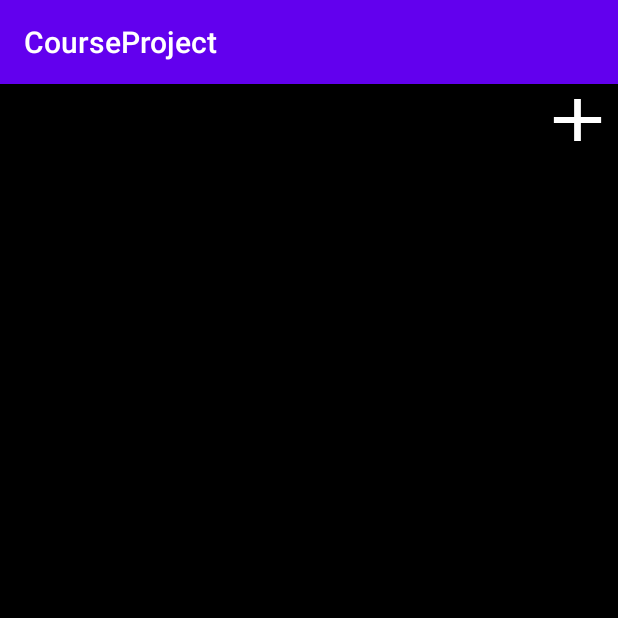
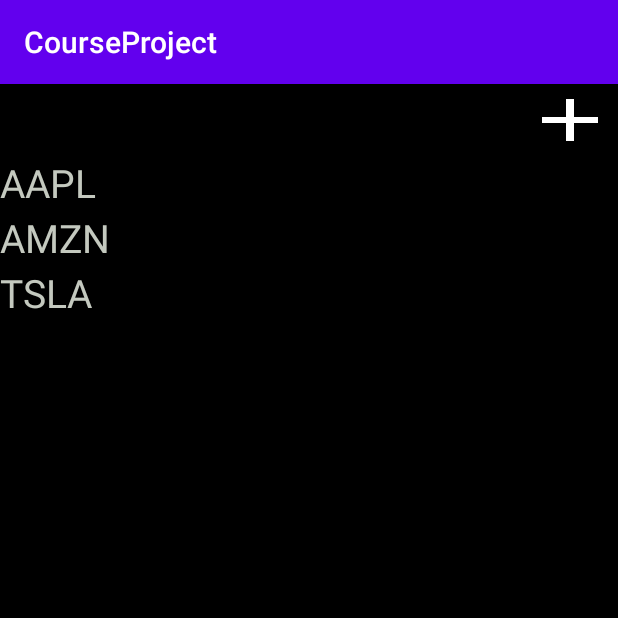
Before and after one commit to DMIT2504/dmit2504-e01-spring2020term-courseproject-Kononenkomg, an Android app: the screen it shows after launch (MainActivity), on a phone screen of 412 x 824 dp, the top half of it. Run offline under Robolectric (Android 15) with nearby library versions, the phone set to English and light mode, and no system bars; 1 statement that could not run was skipped.

Commit message:
Bind data from json to view

```diff
--- a/CourseProjectMaksymKononenko/app/src/main/java/ca/nait/dmit2504/courseproject/AddDeleteStocks.java
+++ b/CourseProjectMaksymKononenko/app/src/main/java/ca/nait/dmit2504/courseproject/AddDeleteStocks.java
@@ -90,7 +90,7 @@ public class AddDeleteStocks extends AppCompatActivity {
                     .build();
             Connector connector = retrofit.create(Connector.class);
 
-            Call<String> getCall = connector.listOfArchivedItems("/api/v1/stock/metric?symbol=" + stockName + "&metric=all&token=brvbfevrh5r9k3fgus3g");
+            Call<String> getCall = connector.StockMetrics("/api/v1/stock/metric?symbol=" + stockName + "&metric=all&token=brvbfevrh5r9k3fgus3g");
             getCall.enqueue(new Callback<String>() {
                 @Override
                 public void onResponse(final Call<String> call, final Response<String> response) {
--- a/CourseProjectMaksymKononenko/app/src/main/java/ca/nait/dmit2504/courseproject/Connector.java
+++ b/CourseProjectMaksymKononenko/app/src/main/java/ca/nait/dmit2504/courseproject/Connector.java
@@ -9,7 +9,7 @@ import retrofit2.http.Url;
 
 public interface Connector {
     @GET()
-    Call<String> listOfArchivedItems(@Url String url);
+    Call<String> StockMetrics(@Url String url);
 
     @FormUrlEncoded
     @POST("Lab02Post.jsp")
--- a/CourseProjectMaksymKononenko/app/src/main/java/ca/nait/dmit2504/courseproject/DbConnection.java
+++ b/CourseProjectMaksymKononenko/app/src/main/java/ca/nait/dmit2504/courseproject/DbConnection.java
@@ -11,9 +11,11 @@ import java.util.List;
 
 class DbConnection extends SQLiteOpenHelper {
     private static final String DATABASE_NAME = ".db";
-    private static final int DATABASE_VERSION = 3;
+    private static final int DATABASE_VERSION = 4;
     private static final String TABLE_STOCKS = "stocks";
     private static final String COLUMN_STOCK_NAME = "stock_name";
+    private static final String COLUMN_STOCK_CURRENT_PRICE = "current_price";
+    private static final String COLUMN_STOCK_CLOSING_PRICE = "closing_price";
 
     public DbConnection(Context context) {
         super(context, DATABASE_NAME, null, DATABASE_VERSION);
@@ -26,7 +28,9 @@ class DbConnection extends SQLiteOpenHelper {
         // execute SQL statements to create required database tables
         db.execSQL("CREATE TABLE " + TABLE_STOCKS
                 + "(_id INTEGER PRIMARY KEY, "
-                + COLUMN_STOCK_NAME + " TEXT);");
+                + COLUMN_STOCK_NAME + " TEXT, "
+                + COLUMN_STOCK_CURRENT_PRICE + " REAL, "
+                + COLUMN_STOCK_CLOSING_PRICE + " REAL);");
 
         baseStocks.add("AAPL");
         baseStocks.add("AMZN");
@@ -62,7 +66,8 @@ class DbConnection extends SQLiteOpenHelper {
         SQLiteDatabase db = getReadableDatabase();
         // Construct a SQL query statement
         String queryStatement = "SELECT _id, "
-                + COLUMN_STOCK_NAME
+                + COLUMN_STOCK_NAME + ","
+                + COLUMN_STOCK_CURRENT_PRICE
                 + " FROM " + TABLE_STOCKS;
         // Execute the raw query
         return db.rawQuery(queryStatement, null);
@@ -92,4 +97,14 @@ class DbConnection extends SQLiteOpenHelper {
                 + " WHERE " + COLUMN_STOCK_NAME + " = '" + stock_name + "'";
         db.execSQL( queryStatement );
     }
+
+    public void addPrices (Float current_price, Float closing_price, String stock_name) {
+        SQLiteDatabase db = getReadableDatabase();
+
+        String queryStatement = "UPDATE " + TABLE_STOCKS
+                + " SET " + COLUMN_STOCK_CURRENT_PRICE + " = " + current_price + ","
+                + COLUMN_STOCK_CLOSING_PRICE + " = " + closing_price
+                + " WHERE " + COLUMN_STOCK_NAME + " = '" + stock_name + "'";
+        db.execSQL( queryStatement );
+    }
 }
--- a/CourseProjectMaksymKononenko/app/src/main/java/ca/nait/dmit2504/courseproject/MainActivity.java
+++ b/CourseProjectMaksymKononenko/app/src/main/java/ca/nait/dmit2504/courseproject/MainActivity.java
@@ -1,9 +1,11 @@
 package ca.nait.dmit2504.courseproject;
 
 import androidx.appcompat.app.AppCompatActivity;
+import androidx.cursoradapter.widget.SimpleCursorAdapter;
 
 import android.content.Intent;
 import android.content.SharedPreferences;
+import android.database.Cursor;
 import android.os.Bundle;
 import android.view.View;
 import android.widget.ListView;
@@ -22,12 +24,19 @@ import retrofit2.converter.scalars.ScalarsConverterFactory;
 
 public class MainActivity extends AppCompatActivity {
 
+    private DbConnection mDbConnection;
+    private ListView mStocksList;
+    private Float currentPrice;
+    private Float closingPrice;
+    private String test;
+
     @Override
     protected void onCreate(Bundle savedInstanceState) {
         super.onCreate(savedInstanceState);
         setContentView(R.layout.activity_main);
 
-
+        mDbConnection = new DbConnection(this);
+        mStocksList = findViewById(R.id.activity_main_listview);
 
     }
 
@@ -36,13 +45,29 @@ public class MainActivity extends AppCompatActivity {
     protected void onResume() {
         super.onResume();
 
+
+        rebindListView();
+    }
+
+    public void addStock(View v){
+        Intent addDeleteStocks = new Intent(this, AddDeleteStocks.class);
+        startActivity(addDeleteStocks);
+    }
+
+    private void rebindListView() {
+        Cursor dbCursor = mDbConnection.getAllStockNames();
+
+
+            while (dbCursor.moveToNext()) {
+                String stockName = dbCursor.getString(dbCursor.getColumnIndex("stock_name"));
+
                 Retrofit retrofit = new Retrofit.Builder()
                         .baseUrl("https://finnhub.io")
                         .addConverterFactory(ScalarsConverterFactory.create())
                         .build();
                 Connector connector = retrofit.create(Connector.class);
 
-        Call<String> getCall = connector.listOfArchivedItems("/api/v1/stock/metric?symbol=AMZN&metric=all&token=brvbfevrh5r9k3fgus3g");
+                Call<String> getCall = connector.StockMetrics("api/v1/quote?symbol=" + stockName + "&token=brvbfevrh5r9k3fgus3g");
                 getCall.enqueue(new Callback<String>() {
                     @Override
                     public void onResponse(final Call<String> call, final Response<String> response) {
@@ -54,8 +79,10 @@ public class MainActivity extends AppCompatActivity {
                             e.printStackTrace();
                         }
                         try {
-                    String name = jsonObjet.getString("symbol");
-                    String stop = "stop";
+                            currentPrice = Float.parseFloat(jsonObjet.getString("c"));
+                            closingPrice = Float.parseFloat(jsonObjet.getString("pc"));
+                            mDbConnection.addPrices(currentPrice, closingPrice, stockName);
+
                         } catch (JSONException e) {
                             e.printStackTrace();
                         }
@@ -67,10 +94,30 @@ public class MainActivity extends AppCompatActivity {
                         Toast.makeText(getApplicationContext(), "Fetch reviews was not successful.", Toast.LENGTH_SHORT).show();
                     }
                 });
+
             }
 
-    public void addStock(View v){
-        Intent addDeleteStocks = new Intent(this, AddDeleteStocks.class);
-        startActivity(addDeleteStocks);
+        Cursor cursor = mDbConnection.getAllStockNames();
+//                            Float test = cursor.getFloat(cursor.getColumnIndex("current_price"));
+        // Define an array of columns names used by the cursor
+        String[] fromFields = {"stock_name", "current_price"};
+        // Define an array of resource ids in the listview item layout
+        int[] toViews = new int[] {
+                R.id.display_stock_name,
+                R.id.display_stock_price
+        };
+        // Create a SimpleCursorAdapter for the ListView
+        SimpleCursorAdapter cursorAdapter = new SimpleCursorAdapter(MainActivity.this,
+                R.layout.display_data_custom_layout,
+                cursor,
+                fromFields,
+                toViews);
+        mStocksList.setAdapter(cursorAdapter);
+
     }
+
+    public void onLoad(View v) {
+        rebindListView();
     }
+
+}
--- /dev/null
+++ b/CourseProjectMaksymKononenko/app/src/main/res/drawable/ic_baseline_cloud_download_24.xml
@@ -0,0 +1,5 @@
+<vector android:height="24dp" android:tint="#FFFFFF"
+    android:viewportHeight="24" android:viewportWidth="24"
+    android:width="24dp" xmlns:android="http://schemas.android.com/apk/res/android">
+    <path android:fillColor="@android:color/white" android:pathData="M19.35,10.04C18.67,6.59 15.64,4 12,4 9.11,4 6.6,5.64 5.35,8.04 2.34,8.36 0,10.91 0,14c0,3.31 2.69,6 6,6h13c2.76,0 5,-2.24 5,-5 0,-2.64 -2.05,-4.78 -4.65,-4.96zM17,13l-5,5 -5,-5h3V9h4v4h3z"/>
+</vector>
--- /dev/null
+++ b/CourseProjectMaksymKononenko/app/src/main/res/drawable/ic_baseline_keyboard_arrow_down_24.xml
@@ -0,0 +1,5 @@
+<vector android:height="24dp" android:tint="#FFFFFF"
+    android:viewportHeight="24" android:viewportWidth="24"
+    android:width="24dp" xmlns:android="http://schemas.android.com/apk/res/android">
+    <path android:fillColor="@android:color/white" android:pathData="M7.41,8.59L12,13.17l4.59,-4.58L18,10l-6,6 -6,-6 1.41,-1.41z"/>
+</vector>
--- /dev/null
+++ b/CourseProjectMaksymKononenko/app/src/main/res/drawable/ic_baseline_keyboard_arrow_up_24.xml
@@ -0,0 +1,5 @@
+<vector android:height="24dp" android:tint="#FFFFFF"
+    android:viewportHeight="24" android:viewportWidth="24"
+    android:width="24dp" xmlns:android="http://schemas.android.com/apk/res/android">
+    <path android:fillColor="@android:color/white" android:pathData="M7.41,15.41L12,10.83l4.59,4.58L18,14l-6,-6 -6,6z"/>
+</vector>
--- a/CourseProjectMaksymKononenko/app/src/main/res/layout/activity_main.xml
+++ b/CourseProjectMaksymKononenko/app/src/main/res/layout/activity_main.xml
@@ -15,10 +15,9 @@
 
         <TextView
             android:id="@+id/textView"
-            android:layout_width="392dp"
+            android:layout_width="372dp"
             android:layout_height="wrap_content"
-            android:layout_weight="1"
-            android:text="TextView" />
+            android:layout_weight="1" />
 
         <Button
             android:id="@+id/button"
@@ -27,9 +26,13 @@
             android:layout_weight="1"
             android:background="@drawable/ic_baseline_add_24"
             android:onClick="addStock" />
+
     </LinearLayout>
 
     <ListView
+        android:id="@+id/activity_main_listview"
         android:layout_width="match_parent"
-        android:layout_height="match_parent" />
+        android:layout_height="match_parent"
+        android:layout_weight="1" />
+
 </LinearLayout>
--- /dev/null
+++ b/CourseProjectMaksymKononenko/app/src/main/res/layout/display_data_custom_layout.xml
@@ -0,0 +1,31 @@
+<?xml version="1.0" encoding="utf-8"?>
+<LinearLayout xmlns:android="http://schemas.android.com/apk/res/android"
+    android:layout_width="match_parent"
+    android:layout_height="match_parent">
+
+    <TextView
+        android:id="@+id/display_stock_name"
+        android:layout_width="219dp"
+        android:layout_height="wrap_content"
+        android:layout_weight="1"
+        android:textAlignment="textStart"
+        android:textColor="@color/colorLightGrey"
+        android:textSize="26dp"
+        />
+
+    <TextView
+        android:id="@+id/display_arrow"
+        android:layout_width="76dp"
+        android:layout_height="wrap_content"
+        android:layout_weight="1"
+        android:textAlignment="center" />
+
+    <TextView
+        android:id="@+id/display_stock_price"
+        android:layout_width="165dp"
+        android:layout_height="wrap_content"
+        android:layout_weight="1"
+        android:textAlignment="textStart"
+        android:textColor="@color/colorLightGrey"
+        android:textSize="26dp"/>
+</LinearLayout>
```
Lines whose indentation alone changed are shown as unchanged.
